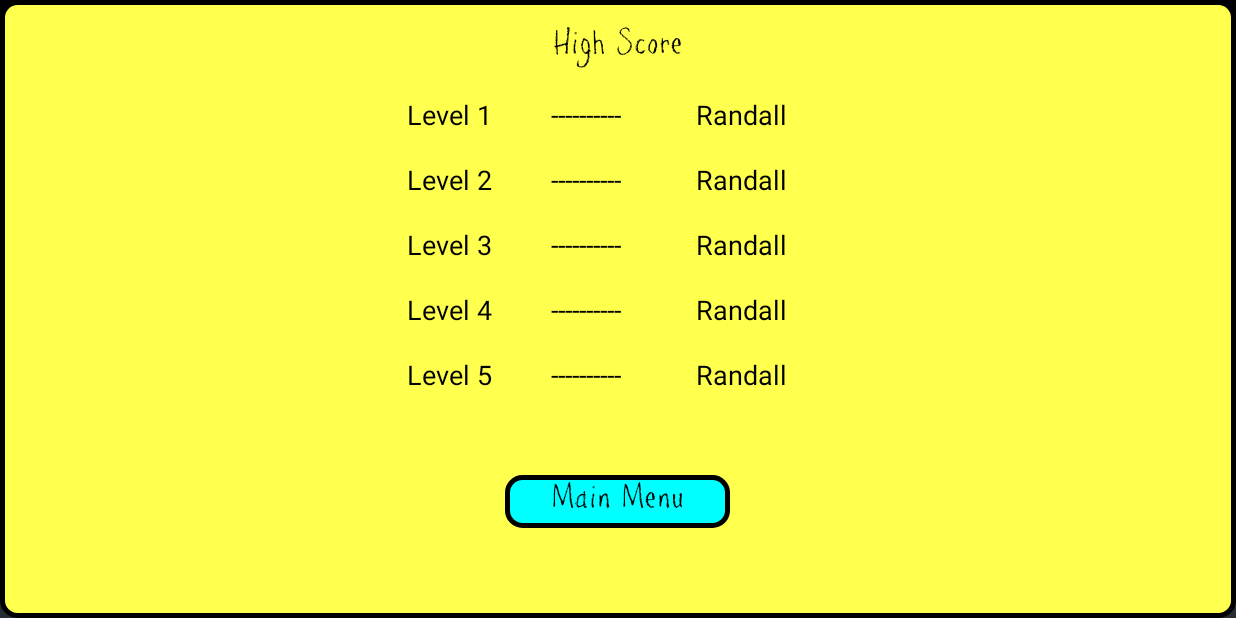
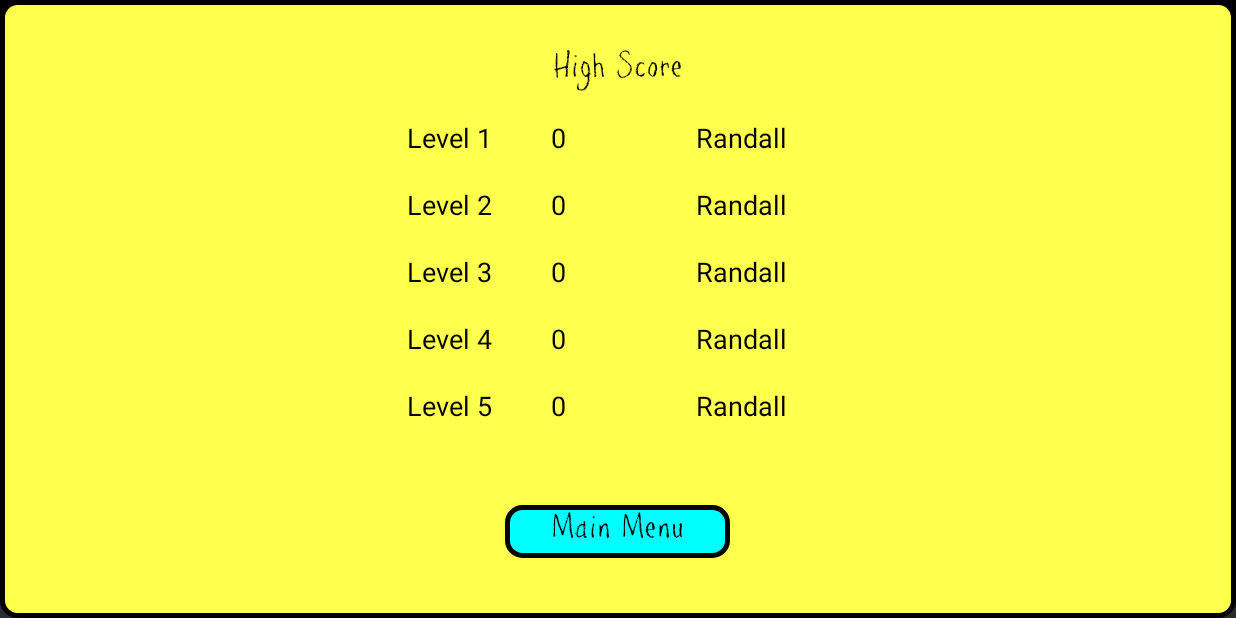
Before and after one commit to AppGuysInUSA/RapiTap, an Android app: the HighScoreView screen opened directly, with no data from a screen before it, on a phone screen of 824 x 412 dp (held sideways). Run offline under Robolectric (Android 15) with nearby library versions, the phone set to English and light mode, and no system bars; our stand-ins replace AdMob.

Commit message:
added Hi Score passing

```diff
--- a/app/src/main/java/com/example/scott/rapitap/HighScoreView.java
+++ b/app/src/main/java/com/example/scott/rapitap/HighScoreView.java
@@ -4,6 +4,7 @@ import android.app.Activity;
 import android.content.Context;
 import android.content.Intent;
 import android.content.SharedPreferences;
+import android.graphics.Color;
 import android.graphics.Typeface;
 import android.os.Bundle;
 import android.os.CountDownTimer;
@@ -38,58 +39,39 @@ public class HighScoreView extends Activity implements OnClickListener{
         Typeface myfont = Typeface.createFromAsset(getAssets(), "fonts/ppetrial.otf");
         hiScoreTitleTextView.setTypeface(myfont);
 
-/*
-        // Check String Values for Resume Game
+
+        // Bring in high scores
         SharedPreferences scorePref = getSharedPreferences("userScore", Context.MODE_PRIVATE);
-        int levelOneScore = scorePref.getInt("levelOneScore", 0);
-        String levelUnlocked = scorePref.getString("levelUnlocked", "locked");
-        if(levelUnlocked.equals("two") || levelOneScore > 24){
+        int currentLevelOneHighScore = scorePref.getInt("levelOneScore", 0);
+        int currentLevelTwoHighScore = scorePref.getInt("levelTwoScore", 0);
+        int currentLevelThreeHighScore = scorePref.getInt("levelThreeScore", 0);
+        int currentLevelFourHighScore = scorePref.getInt("levelFourScore", 0);
+        int currentLevelFiveHighScore = scorePref.getInt("levelFiveScore", 0);
 
-            TextView nextLevelView = (TextView) findViewById(R.id.nextLevelView);
-            nextLevelView.setTypeface(myfont);
-            nextLevelView.setAlpha(1);
-            nextLevelView.setOnClickListener(new View.OnClickListener() {
-                public void onClick(View v) {
-                    Intent levelTwoIntent = new Intent(LevelOneActivity.this, LevelTwoActivity.class);
-                    finish();
-                    startActivity(levelTwoIntent);
-                }
-            });
-        } else {
+        // Set Hi-Score int to String value
+        final TextView levelOneHiScoreTextView = (TextView) findViewById(R.id.levelOneHiScoreTextView);
+        levelOneHiScoreTextView.setTypeface(myfont);
+        levelOneHiScoreTextView.setText(String.valueOf(currentLevelOneHighScore));
 
-            TextView nextLevelView = (TextView) findViewById(R.id.nextLevelView);
-            nextLevelView.setTypeface(myfont);
-            nextLevelView.setAlpha(0);
+        final TextView levelTwoHiScoreTextView = (TextView) findViewById(R.id.levelTwoHiScoreTextView);
+        levelTwoHiScoreTextView.setTypeface(myfont);
+        levelTwoHiScoreTextView.setText(String.valueOf(currentLevelTwoHighScore));
 
-        }
-*/
-//        final TextView roundOverView = (TextView) findViewById(R.id.roundOverView);
-//        roundOverView.setTypeface(myfont);
+        final TextView levelThreeHiScoreTextView = (TextView) findViewById(R.id.levelThreeHiScoreTextView);
+        levelThreeHiScoreTextView.setTypeface(myfont);
+        levelThreeHiScoreTextView.setText(String.valueOf(currentLevelThreeHighScore));
 
-//        final TextView timerView = (TextView) findViewById(R.id.timerView);
-//        timerView.setTypeface(myfont);
+        final TextView levelFourHiScoreTextView = (TextView) findViewById(R.id.levelFourHiScoreTextView);
+        levelFourHiScoreTextView.setTypeface(myfont);
+        levelFourHiScoreTextView.setText(String.valueOf(currentLevelFourHighScore));
 
-//        final TextView hiScoreTitleTextView = (TextView) findViewById(R.id.hiScoreTitleTextView);
-//        hiScoreTitleTextView.setTypeface(myfont);
+        final TextView levelFiveHiScoreTextView = (TextView) findViewById(R.id.levelFiveHiScoreTextView);
+        levelFiveHiScoreTextView.setTypeface(myfont);
+        levelFiveHiScoreTextView.setText(String.valueOf(currentLevelFiveHighScore));
 
-//        final TextView hiScoreTextView = (TextView) findViewById(R.id.hiScoreTextView);
-//        hiScoreTextView.setTypeface(myfont);
 
-//        final TextView levelRulesView = (TextView) findViewById(R.id.levelRulesView);
-//        levelRulesView.setTypeface(myfont);
 
-//        displayScore();
-/*
-        // Start of buttons
-        final TextView resetView = (TextView) findViewById(R.id.resetView);
-        resetView.setTypeface(myfont);
-        resetView.setOnClickListener(new View.OnClickListener() {
-            public void onClick(View v) {
-                finish();
-                startActivity(getIntent());
-            }
-        });
-*/
+
         final TextView mainMenuBtnView = (TextView) findViewById(R.id.mainMenuBtnView);
         mainMenuBtnView.setTypeface(myfont);
         mainMenuBtnView.setOnClickListener(new View.OnClickListener() {
@@ -101,39 +83,6 @@ public class HighScoreView extends Activity implements OnClickListener{
         });
     }
 
-/*
-    private void saveScore() {
-        SharedPreferences scorePref = getSharedPreferences("userScore", Context.MODE_PRIVATE);
-        int currentLevelOneHighScore = scorePref.getInt("levelOneScore", 0);
-
-        if(newLevelOneScore > currentLevelOneHighScore ){
-            SharedPreferences.Editor scoreEditor = scorePref.edit();
-            scoreEditor.putInt("levelOneScore", newLevelOneScore);
-            scoreEditor.apply();
-        }
-
-        if (scorePref.getInt("levelOneScore", 0) > 0){
-            SharedPreferences.Editor scoreEditor = scorePref.edit();
-            scoreEditor.putString("levelUnlocked", "one");
-            scoreEditor.apply();
-        }
-
-        if (scorePref.getInt("levelOneScore", 0) > 24){
-            SharedPreferences.Editor scoreEditor = scorePref.edit();
-            scoreEditor.putString("levelUnlocked", "two");
-            scoreEditor.apply();
-        }
-    }
-
-    private void displayScore() {
-
-        TextView hiScoreTextView = (TextView) findViewById(R.id.hiScoreTextView);
-        SharedPreferences scorePref = getSharedPreferences("userScore", Context.MODE_PRIVATE);
-
-        int hiScore = scorePref.getInt("levelOneScore", 0);
-        hiScoreTextView.setText(String.valueOf(hiScore));
-    }
-*/
     @Override
     public void onClick(View v) {
 
--- a/app/src/main/java/com/example/scott/rapitap/LevelOneActivity.java
+++ b/app/src/main/java/com/example/scott/rapitap/LevelOneActivity.java
@@ -47,7 +47,7 @@ public class LevelOneActivity extends Activity implements OnClickListener {
 
         // Check String Values for Resume Game
         SharedPreferences scorePref = getSharedPreferences("userScore", Context.MODE_PRIVATE);
-        final int levelOneScore = scorePref.getInt("levelOneScore", 0);
+        int levelOneScore = scorePref.getInt("levelOneScore", 0);
         String levelUnlocked = scorePref.getString("levelUnlocked", "locked");
         if(levelUnlocked.equals("two") || levelOneScore > 24){
 
--- a/app/src/main/res/layout/highscoreview.xml
+++ b/app/src/main/res/layout/highscoreview.xml
@@ -16,7 +16,7 @@
         android:textColor="#000000"
         android:layout_alignParentTop="true"
         android:layout_centerHorizontal="true"
-        android:layout_marginTop="10dp" />
+        android:layout_marginTop="25dp" />
 
     <TextView
         android:id="@+id/mainMenuBtnView"
@@ -29,7 +29,7 @@
         android:textColor="#000000"
         android:layout_alignParentBottom="true"
         android:layout_centerHorizontal="true"
-        android:layout_marginBottom="60dp" />
+        android:layout_marginBottom="40dp" />
 
     <TableLayout
         android:layout_width="300dp"
```
